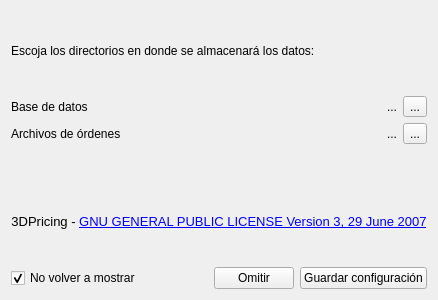
This is UI/init_dialog.ui in LewisMojica/3DPricing as Qt 5 draws it before an edit. The edited form follows.
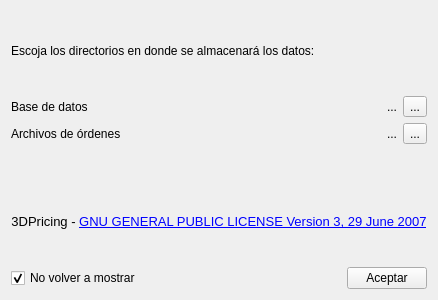
This is the edited form.

Commit message: Se modifica init_dialog

Diff of the .ui file:
```diff
--- a/UI/init_dialog.ui
+++ b/UI/init_dialog.ui
@@ -6,7 +6,7 @@
    <rect>
     <x>0</x>
     <y>0</y>
-    <width>400</width>
+    <width>437</width>
     <height>300</height>
    </rect>
   </property>
@@ -139,17 +139,10 @@
        </property>
       </spacer>
      </item>
-     <item>
-      <widget class="QPushButton" name="pushButton_2">
-       <property name="text">
-        <string>Omitir</string>
-       </property>
-      </widget>
-     </item>
      <item>
       <widget class="QPushButton" name="pushButton">
        <property name="text">
-        <string>Guardar configuración</string>
+        <string>Aceptar</string>
        </property>
       </widget>
      </item>
```
The commit also changes 1 other file.
